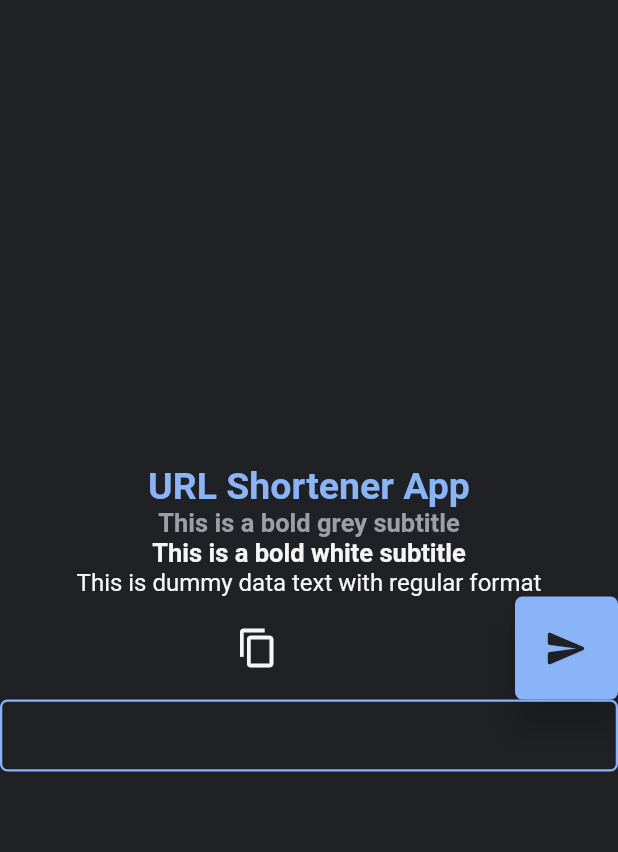
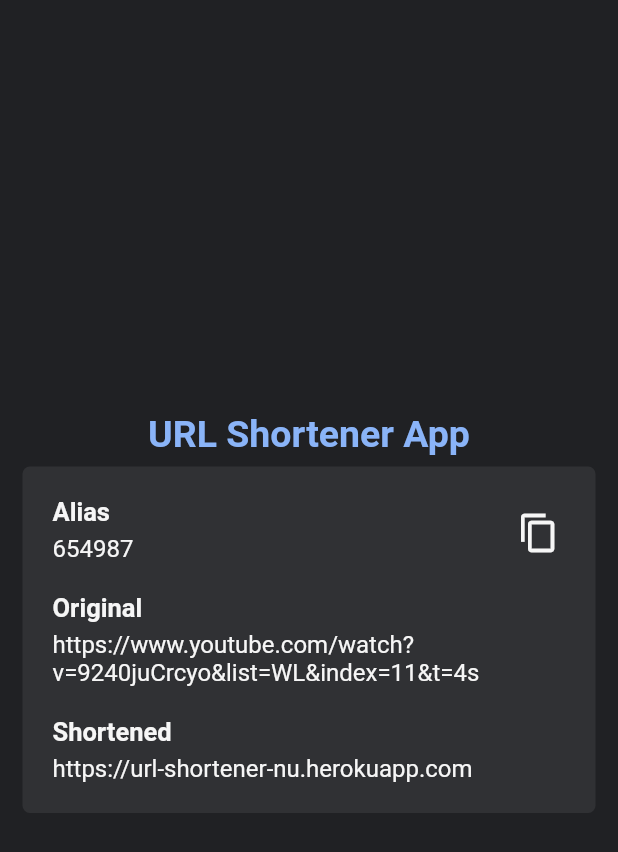
Before and after one commit to benjaavro/url_shortener, a Flutter app: the screen it shows after launch, on a phone screen of 412 x 824 dp. Shown: the top 852 px of the screen. Run offline on Flutter 3.47's test engine with Material 2 defaults, Android fonts, the phone set to English and light mode, and no system bars; our stand-ins replace google_fonts.

Commit message:
Created Cards Common Widgets

```diff
--- a/url_shortener/lib/core/common_widgets/buttons/filled_icon_button.dart
+++ b/url_shortener/lib/core/common_widgets/buttons/filled_icon_button.dart
@@ -1,7 +1,7 @@
 import 'package:flutter/material.dart';
 import 'package:url_shortener/core/constants/colors.dart';
 
-/// Use this button to advance or come back in forms dialogs
+/// Use this button when you need a transparent background icon button
 ///
 /// 1. [function] --> It is the method it executes when onPressed
 /// 2. [icon] --> Icon displayed on button
--- a/url_shortener/lib/core/common_widgets/buttons/simple_icon_button.dart
+++ b/url_shortener/lib/core/common_widgets/buttons/simple_icon_button.dart
@@ -1,7 +1,7 @@
 import 'package:flutter/material.dart';
 import 'package:url_shortener/core/constants/colors.dart';
 
-/// Use this button to advance or come back in forms dialogs
+///Use this button when you need a filled background icon button
 ///
 /// 1. [function] --> It is the method it executes when onPressed
 /// 2. [icon] --> Icon displayed on button
@@ -21,6 +21,7 @@ class SimpleIconButton extends StatelessWidget {
   Widget build(BuildContext context) {
     return IconButton(
       splashColor: BrandColors.babyBlue,
+      splashRadius: 20,
       onPressed: function,
       icon: Icon(
         icon,
--- /dev/null
+++ b/url_shortener/lib/core/common_widgets/cards/url_details_card/url_detail_text.dart
@@ -0,0 +1,52 @@
+import 'package:flutter/material.dart';
+import 'package:url_shortener/core/common_widgets/texts/regular_text.dart';
+import 'package:url_shortener/core/common_widgets/texts/subtitle_text.dart';
+import 'package:url_shortener/core/constants/colors.dart';
+
+/// Use this widget to display a detail about a URL with formatted texts
+///
+/// 1. [labelText] --> Detail label text (subtitle)
+/// 2. [detailText] --> Detail data
+class URLDetailText extends StatefulWidget {
+  final String labelText;
+  final String detailText;
+
+  const URLDetailText({
+    Key? key,
+    required this.labelText,
+    required this.detailText,
+  }) : super(key: key);
+
+  @override
+  State<URLDetailText> createState() => _URLDetailTextState();
+}
+
+class _URLDetailTextState extends State<URLDetailText> {
+
+  @override
+  Widget build(BuildContext context) {
+    return Container(
+      margin: const EdgeInsets.only(bottom: 20.0,),
+      child: Column(
+        mainAxisAlignment: MainAxisAlignment.start,
+        crossAxisAlignment: CrossAxisAlignment.start,
+        children: <Widget>[
+          Container(
+            margin: const EdgeInsets.only(bottom: 5.0,),
+            child: SubtitleText(
+              text: widget.labelText,
+              color: BrandColors.white,
+            ),
+          ),
+
+          LimitedBox(
+            maxWidth: 300,
+            child: RegularText(
+              text: widget.detailText,
+            ),
+          ),
+        ],
+      ),
+    );
+  }
+}
--- /dev/null
+++ b/url_shortener/lib/core/common_widgets/cards/url_details_card/url_details_card.dart
@@ -0,0 +1,75 @@
+import 'package:flutter/material.dart';
+import 'package:url_shortener/core/common_widgets/buttons/simple_icon_button.dart';
+import 'package:url_shortener/core/common_widgets/cards/url_details_card/url_detail_text.dart';
+import 'package:url_shortener/core/constants/colors.dart';
+import 'package:url_shortener/core/constants/strings.dart';
+
+/// Use this card to display URLs data in Home Screen
+///
+/// 1. [alias] --> URL shorten alias (ID)
+/// 2. [original] --> Original URL as String
+/// 3. [shortened] --> Shortened URL as String
+class URLDetailsCard extends StatefulWidget {
+  final String alias;
+  final String original;
+  final String shortened;
+
+  const URLDetailsCard({
+    Key? key,
+    required this.alias,
+    required this.original,
+    required this.shortened,
+  }) : super(key: key);
+
+  @override
+  State<URLDetailsCard> createState() => _URLDetailsCardState();
+}
+
+class _URLDetailsCardState extends State<URLDetailsCard> {
+  @override
+  Widget build(BuildContext context) {
+    return Container(
+      margin: const EdgeInsets.symmetric(horizontal: 15.0, vertical: 7.0),
+      padding: const EdgeInsets.only(left: 20.0, right: 20.0, top: 20.0),
+      decoration: BoxDecoration(
+        borderRadius: BorderRadius.circular(5.0),
+        color: BrandColors.darkGrey,
+      ),
+      child: Column(
+        mainAxisAlignment: MainAxisAlignment.center,
+        children: [
+          Row(
+            mainAxisAlignment: MainAxisAlignment.spaceBetween,
+            crossAxisAlignment: CrossAxisAlignment.start,
+            children: [
+              Column(
+                crossAxisAlignment: CrossAxisAlignment.start,
+                children: [
+                  URLDetailText(
+                    labelText: AppStrings.aliasLabel,
+                    detailText: widget.alias,
+                  ),
+                  URLDetailText(
+                    labelText: AppStrings.originalLabel,
+                    detailText: widget.original,
+                  ),
+                  URLDetailText(
+                    labelText: AppStrings.shortenedLabel,
+                    detailText: widget.shortened,
+                  ),
+                ],
+              ),
+              SimpleIconButton(
+                function: () {
+                  // TODO Add copy to clipboard functionality
+                },
+                icon: Icons.copy,
+                iconColor: BrandColors.white,
+              ),
+            ],
+          )
+        ],
+      ),
+    );
+  }
+}
--- a/url_shortener/lib/core/constants/strings.dart
+++ b/url_shortener/lib/core/constants/strings.dart
@@ -1,6 +1,8 @@
 class AppStrings {
   AppStrings._();
 
-  // COMMON STRINGS
-  static const nextButton = "Siguiente";
+  // APP'S STATIC STRINGS
+  static const aliasLabel = "Alias";
+  static const originalLabel = "Original";
+  static const shortenedLabel = "Shortened";
 }
--- a/url_shortener/lib/features/main/home/ui/home_screen.dart
+++ b/url_shortener/lib/features/main/home/ui/home_screen.dart
@@ -1,9 +1,5 @@
 import 'package:flutter/material.dart';
-import 'package:url_shortener/core/common_widgets/buttons/filled_icon_button.dart';
-import 'package:url_shortener/core/common_widgets/buttons/simple_icon_button.dart';
-import 'package:url_shortener/core/common_widgets/textfields/full_width_text_field.dart';
-import 'package:url_shortener/core/common_widgets/texts/regular_text.dart';
-import 'package:url_shortener/core/common_widgets/texts/subtitle_text.dart';
+import 'package:url_shortener/core/common_widgets/cards/url_details_card/url_details_card.dart';
 import 'package:url_shortener/core/common_widgets/texts/title_text.dart';
 import 'package:url_shortener/core/constants/colors.dart';
 
@@ -25,48 +21,14 @@ class _HomeScreenState extends State<HomeScreen> {
         mainAxisSize: MainAxisSize.max,
         mainAxisAlignment: MainAxisAlignment.center,
         crossAxisAlignment: CrossAxisAlignment.center,
-        children: [
-          const TitleText(
+        children: const [
+          TitleText(
             text: "URL Shortener App",
           ),
-          const SubtitleText(
-            text: "This is a bold grey subtitle",
-            color: BrandColors.lightGrey,
-          ),
-          const SubtitleText(
-            text: "This is a bold white subtitle",
-            color: BrandColors.white,
-          ),
-          const RegularText(
-            text: "This is dummy data text with regular format",
-          ),
-          Row(
-            children: [
-              Expanded(
-                flex: 10,
-                child: SimpleIconButton(
-                  function: () {},
-                  icon: Icons.copy,
-                  iconColor: BrandColors.white,
-                ),
-              ),
-              Expanded(
-                flex: 2,
-                child: Padding(
-                  padding: const EdgeInsets.symmetric(horizontal: 0),
-                  child: FilledIconButton(
-                    function: () {},
-                    icon: Icons.send_rounded,
-                    backgroundColor: BrandColors.babyBlue,
-                  ),
-                ),
-              ),
-            ],
-          ),
-          FullWidthTextField(
-            function: (value) {
-
-            },
+          URLDetailsCard(
+            alias: "654987",
+            original: "https://www.youtube.com/watch?v=9240juCrcyo&list=WL&index=11&t=4s",
+            shortened: "https://url-shortener-nu.herokuapp.com",
           ),
         ],
       ),
```
Also changed, not shown: url_shortener/lib/core/common_widgets/text_fields/full_width_text_field.dart (renamed from url_shortener/lib/core/common_widgets/textfields/full_width_text_field.dart).
